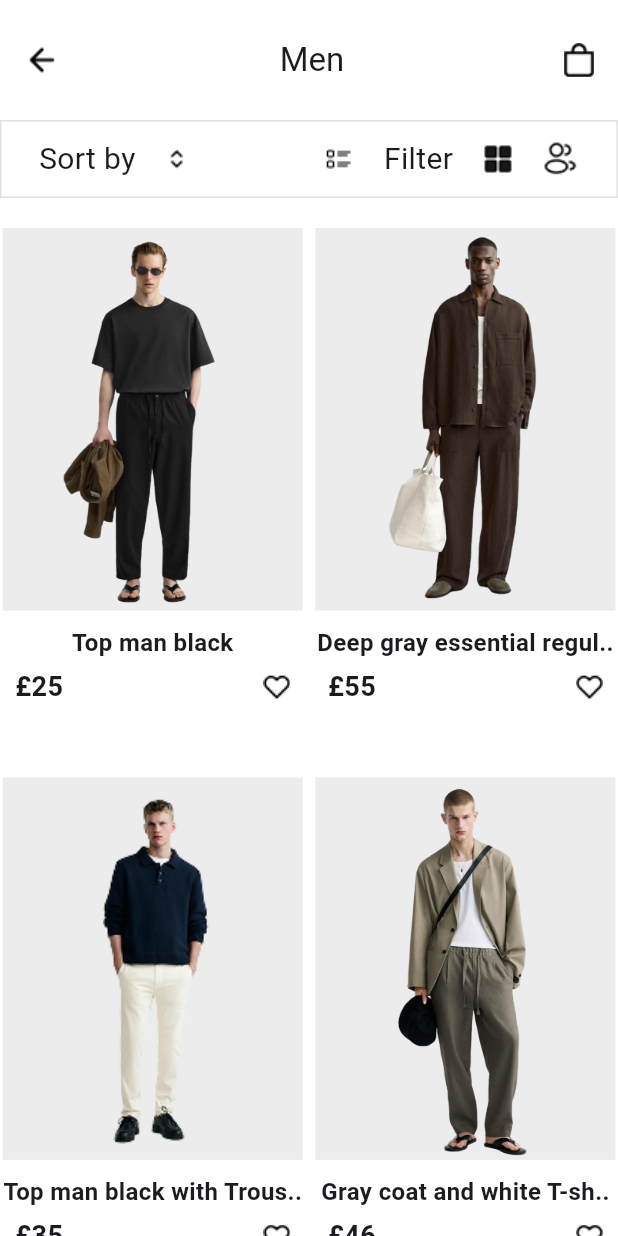
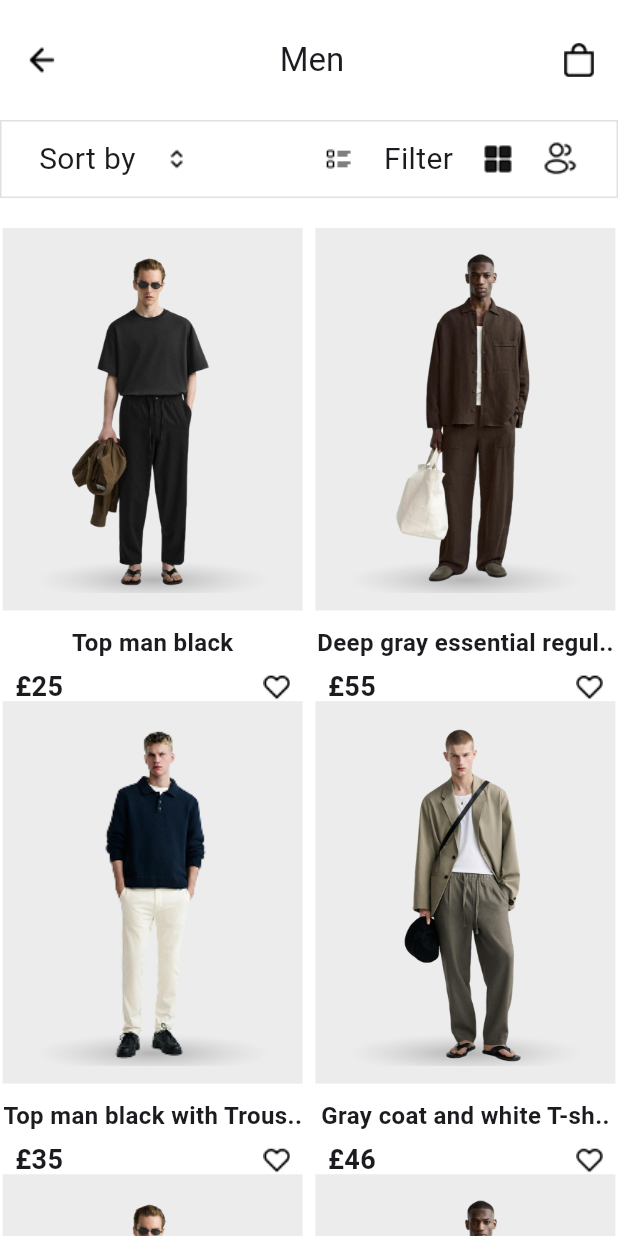
Before and after one commit to AhmedYasserTaha/runway, a Flutter app: the screen it shows after launch, on a phone screen of 412 x 824 dp. Run offline on Flutter 3.47's test engine with Material 3 defaults, Android fonts, the phone set to English and light mode, and no system bars; our stand-ins replace badges, flutter_svg, gap, video_player.

Commit message:
grid view done

```diff
--- a/lib/pages/product/categories_screen.dart
+++ b/lib/pages/product/categories_screen.dart
@@ -2,6 +2,7 @@ import 'package:flutter/material.dart';
 import 'package:gap/gap.dart';
 import 'package:run_away/core/model/product_model.dart';
 import 'package:run_away/core/widget/custom_app_bar.dart';
+import 'package:run_away/pages/product/widget/grid_view.dart';
 import 'package:run_away/pages/product/widget/scetion_one_categories.dart';
 
 class CategoriesScreen extends StatelessWidget {
@@ -61,58 +62,7 @@ class CategoriesScreen extends StatelessWidget {
         children: [
           SectionOneCategories(),
           const Gap(20),
-          Expanded(
-            child: GridView.builder(
-              itemCount: products.length,
-              gridDelegate: SliverGridDelegateWithFixedCrossAxisCount(
-                crossAxisCount: 2,
-                childAspectRatio: 1 / 1.8,
-                crossAxisSpacing: 5,
-              ),
-              itemBuilder: (context, index) {
-                final items = products[index];
-                return Column(
-                  children: [
-                    Container(
-                      height: 255,
-                      width: 200,
-                      decoration: BoxDecoration(color: Color(0xffECECEC)),
-                      child: Image.asset(items.image),
-                    ),
-                    Gap(10),
-                    Text(
-                      maxLines: 1,
-                      items.name,
-                      style: TextStyle(
-                        fontSize: 16,
-                        fontWeight: FontWeight.bold,
-                      ),
-                    ),
-
-                    Padding(
-                      padding: const EdgeInsets.symmetric(
-                        horizontal: 10,
-                        vertical: 5,
-                      ),
-                      child: Row(
-                        mainAxisAlignment: MainAxisAlignment.spaceBetween,
-                        children: [
-                          Text(
-                            items.price,
-                            style: TextStyle(
-                              fontSize: 18,
-                              fontWeight: FontWeight.bold,
-                            ),
-                          ),
-                          Image.asset("assets/icons/heart.png"),
-                        ],
-                      ),
-                    ),
-                  ],
-                );
-              },
-            ),
-          ),
+          GridViewItemWidget(products: products),
         ],
       ),
     );
--- /dev/null
+++ b/lib/pages/product/widget/grid_view.dart
@@ -0,0 +1,75 @@
+import 'package:flutter/material.dart';
+import 'package:gap/gap.dart';
+import 'package:run_away/core/model/product_model.dart';
+
+class GridViewItemWidget extends StatelessWidget {
+  const GridViewItemWidget({super.key, required this.products});
+
+  final List<ProductModel> products;
+
+  @override
+  Widget build(BuildContext context) {
+    return Expanded(
+      child: GridView.builder(
+        itemCount: products.length,
+        gridDelegate: SliverGridDelegateWithFixedCrossAxisCount(
+          crossAxisCount: 2,
+          childAspectRatio: 1 / 1.55,
+          crossAxisSpacing: 5,
+        ),
+        itemBuilder: (context, index) {
+          final items = products[index];
+          return Column(
+            children: [
+              Container(
+                height: 255,
+                width: 200,
+                decoration: BoxDecoration(color: Color(0xffECECEC)),
+                child: Padding(
+                  padding: const EdgeInsets.all(12),
+                  child: Stack(
+                    children: [
+                      Center(child: Image.asset(items.image)),
+                      Positioned(
+                        bottom: -5,
+                        left: 10,
+                        right: 10,
+                        child: Image.asset("assets/icons/shdow.png"),
+                      ),
+                    ],
+                  ),
+                ),
+              ),
+              Gap(10),
+              Text(
+                maxLines: 1,
+                items.name,
+                style: TextStyle(fontSize: 16, fontWeight: FontWeight.bold),
+              ),
+
+              Padding(
+                padding: const EdgeInsets.symmetric(
+                  horizontal: 10,
+                  vertical: 5,
+                ),
+                child: Row(
+                  mainAxisAlignment: MainAxisAlignment.spaceBetween,
+                  children: [
+                    Text(
+                      items.price,
+                      style: TextStyle(
+                        fontSize: 18,
+                        fontWeight: FontWeight.bold,
+                      ),
+                    ),
+                    Image.asset("assets/icons/heart.png"),
+                  ],
+                ),
+              ),
+            ],
+          );
+        },
+      ),
+    );
+  }
+}
```
Also changed, not shown: assets/icons/shdow.png (added).
